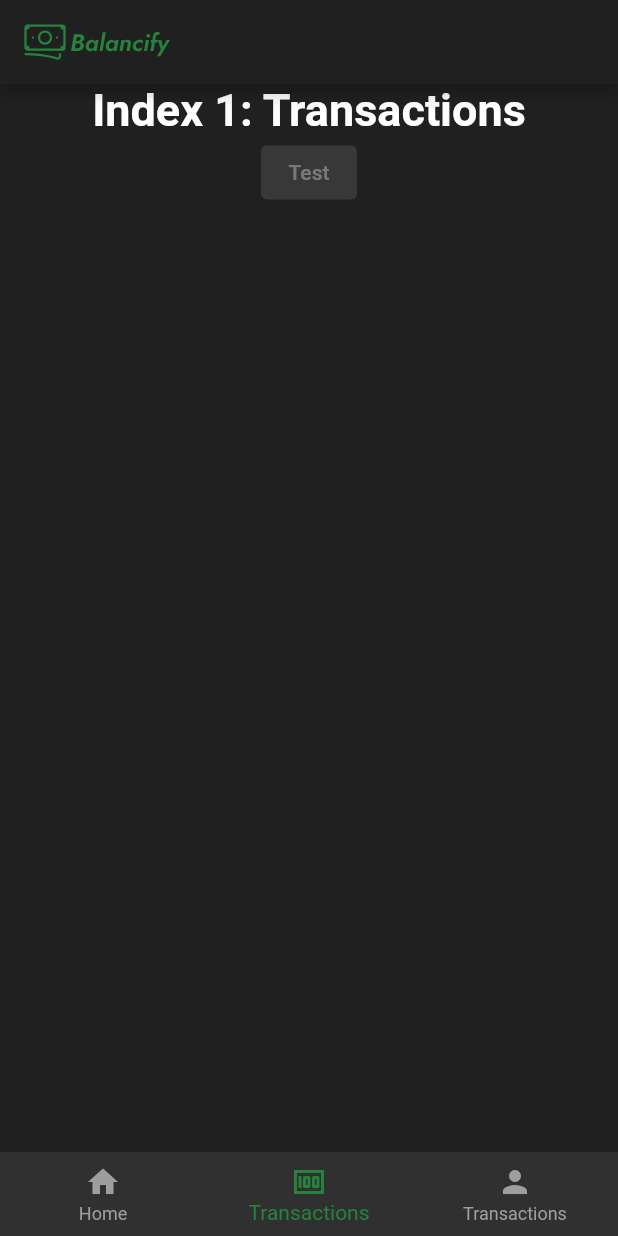
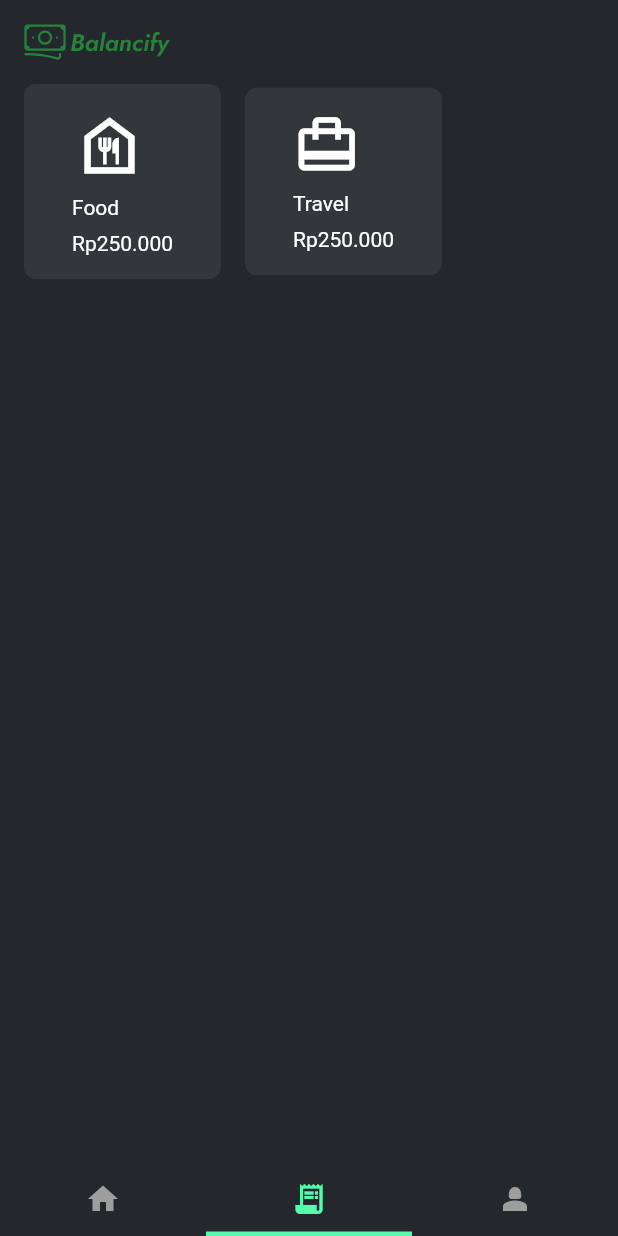
Before and after one commit to Marvvllo/balancify, a Flutter app: the screen it shows after launch, item 2 of the bottom bar chosen, on a phone screen of 412 x 824 dp. Run offline on Flutter 3.47's test engine with Material 2 defaults, Android fonts, the phone set to English and light mode, and no system bars; our stand-ins replace flutter_svg.

Commit message:
Added Custom Colors and Transaction PAge

```diff
--- /dev/null
+++ b/lib/constants/colors.dart
@@ -0,0 +1,8 @@
+import 'package:flutter/widgets.dart';
+
+class AppColor {
+  AppColor._();
+  static const Color primary = Color(0xff54FDAD);
+  static const Color dark = Color(0xff24282D);
+  static const Color lightGrey = Color(0xff33373C);
+}
--- a/lib/main.dart
+++ b/lib/main.dart
@@ -2,6 +2,8 @@
 
 import 'package:flutter/material.dart';
 import 'package:flutter_svg/flutter_svg.dart';
+import 'constants/colors.dart';
+import 'pages/transactions.dart';
 
 void main() {
   runApp(const MainApp());
@@ -16,7 +18,7 @@ class MainApp extends StatelessWidget {
       debugShowCheckedModeBanner: false,
       theme: ThemeData(
           colorScheme: ColorScheme.fromSeed(
-        seedColor: Color(0xff26833C),
+        seedColor: AppColor.primary,
         brightness: Brightness.dark,
       )),
       home: AppNavigation(),
@@ -33,74 +35,73 @@ class AppNavigation extends StatefulWidget {
   State<AppNavigation> createState() => AppNavigationState();
 }
 
-class AppNavigationState extends State<AppNavigation> {
-  int _selectedIndex = 0;
+class AppNavigationState extends State<AppNavigation>
+    with TickerProviderStateMixin {
+  late TabController _bottomTabController;
+
   static const TextStyle optionStyle = TextStyle(
     fontSize: 30,
     fontWeight: FontWeight.bold,
   );
-  static const List<Widget> _tabScreens = [
-    Text(
-      'Index 0: Home',
-      style: optionStyle,
-    ),
-    Column(
-      children: [
-        Text(
-          'Index 1: Transactions',
-          style: optionStyle,
-        ),
-        ElevatedButton(onPressed: null, child: Text("Test"))
-      ],
-    ),
-    Text(
-      'Index 2: Profile',
-      style: optionStyle,
-    ),
+  static const List<Tab> _navigationTabs = [
+    Tab(icon: Icon(Icons.home)),
+    Tab(icon: Icon(Icons.receipt_long)),
+    Tab(icon: Icon(Icons.person_2)),
   ];
 
-  void _onItemTap(int index) {
-    setState(() {
-      _selectedIndex = index;
-    });
+  @override
+  void initState() {
+    super.initState();
+    _bottomTabController =
+        TabController(vsync: this, length: _navigationTabs.length);
+  }
+
+  @override
+  void dispose() {
+    _bottomTabController.dispose();
+    super.dispose();
   }
 
   @override
   Widget build(BuildContext context) {
     return Scaffold(
-      backgroundColor: Color(0xff202020),
+      backgroundColor: AppColor.dark,
       appBar: AppBar(
-        title: SvgPicture.asset(
-          'assets/logo.svg',
-          semanticsLabel: 'Balancify Logo',
-          height: 24,
+        title: Padding(
+          padding: const EdgeInsets.symmetric(vertical: 8.0),
+          child: SvgPicture.asset(
+            'assets/logo.svg',
+            semanticsLabel: 'Balancify Logo',
+            height: 24,
+          ),
         ),
-        backgroundColor: Color(0xff202020),
+        backgroundColor: AppColor.dark,
+        elevation: 0,
       ),
-      body: Center(
-        child: Center(
-          child: _tabScreens.elementAt(_selectedIndex),
+      body: TabBarView(
+        controller: _bottomTabController,
+        children: const [
+          Icon(Icons.directions_transit),
+          TransactionsPage(),
+          Icon(Icons.directions_bike),
+        ],
+      ),
+      bottomNavigationBar: Material(
+        color: AppColor.dark,
+        child: TabBar(
+          controller: _bottomTabController,
+          indicator: UnderlineTabIndicator(
+            borderSide: BorderSide(
+              color: AppColor.primary,
+              width: 3.0,
+            ),
+          ),
+          indicatorColor: AppColor.primary,
+          indicatorSize: TabBarIndicatorSize.tab,
+          labelColor: AppColor.primary,
+          unselectedLabelColor: Colors.grey,
+          tabs: _navigationTabs,
         ),
-      ),
-      bottomNavigationBar: BottomNavigationBar(
-        selectedItemColor: Color(0xff26833C),
-        unselectedItemColor: Colors.grey,
-        items: const <BottomNavigationBarItem>[
-          BottomNavigationBarItem(
-            icon: Icon(Icons.home),
-            label: 'Home',
-          ),
-          BottomNavigationBarItem(
-            icon: Icon(Icons.money),
-            label: 'Transactions',
-          ),
-          BottomNavigationBarItem(
-            icon: Icon(Icons.person),
-            label: 'Transactions',
-          ),
-        ],
-        currentIndex: _selectedIndex,
-        onTap: _onItemTap,
       ),
     );
   }
--- /dev/null
+++ b/lib/pages/transactions.dart
@@ -0,0 +1,70 @@
+// ignore_for_file: prefer_const_constructors
+
+import 'package:balancify/constants/colors.dart';
+import 'package:flutter/material.dart';
+
+class TransactionsPage extends StatelessWidget {
+  const TransactionsPage({
+    super.key,
+  });
+
+  @override
+  Widget build(BuildContext context) {
+    return Column(
+      children: [
+        Padding(
+          padding: const EdgeInsets.symmetric(horizontal: 16.0),
+          child: Row(
+            children: [
+              // Food Total
+              Container(
+                decoration: BoxDecoration(
+                  color: AppColor.lightGrey,
+                  borderRadius: BorderRadius.all(Radius.circular(8.0)),
+                ),
+                child: Padding(
+                  padding: const EdgeInsets.symmetric(
+                      horizontal: 32.0, vertical: 16.0),
+                  child: Column(
+                    crossAxisAlignment: CrossAxisAlignment.start,
+                    children: const [
+                      Icon(Icons.food_bank_outlined, size: 50.0),
+                      SizedBox(height: 8.0),
+                      Text('Food'),
+                      SizedBox(height: 8.0),
+                      Text('Rp250.000'),
+                    ],
+                  ),
+                ),
+              ),
+
+              SizedBox(width: 16.0),
+
+              // Travel Total
+              Container(
+                decoration: BoxDecoration(
+                  color: AppColor.lightGrey,
+                  borderRadius: BorderRadius.all(Radius.circular(8.0)),
+                ),
+                child: Padding(
+                  padding: const EdgeInsets.symmetric(
+                      horizontal: 32.0, vertical: 16.0),
+                  child: Column(
+                    crossAxisAlignment: CrossAxisAlignment.start,
+                    children: const [
+                      Icon(Icons.card_travel, size: 45.0),
+                      SizedBox(height: 8.0),
+                      Text('Travel'),
+                      SizedBox(height: 8.0),
+                      Text('Rp250.000'),
+                    ],
+                  ),
+                ),
+              ),
+            ],
+          ),
+        )
+      ],
+    );
+  }
+}
```
